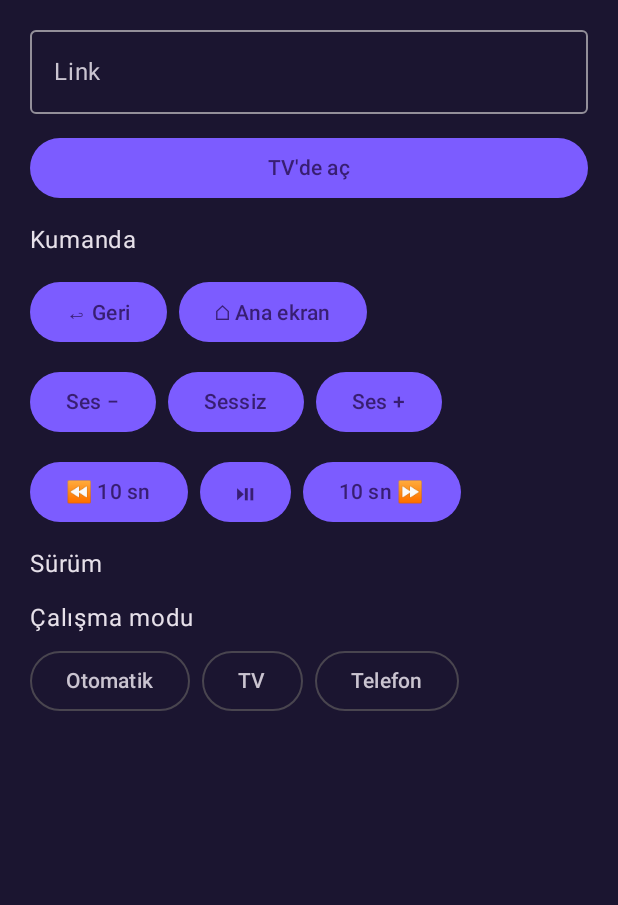
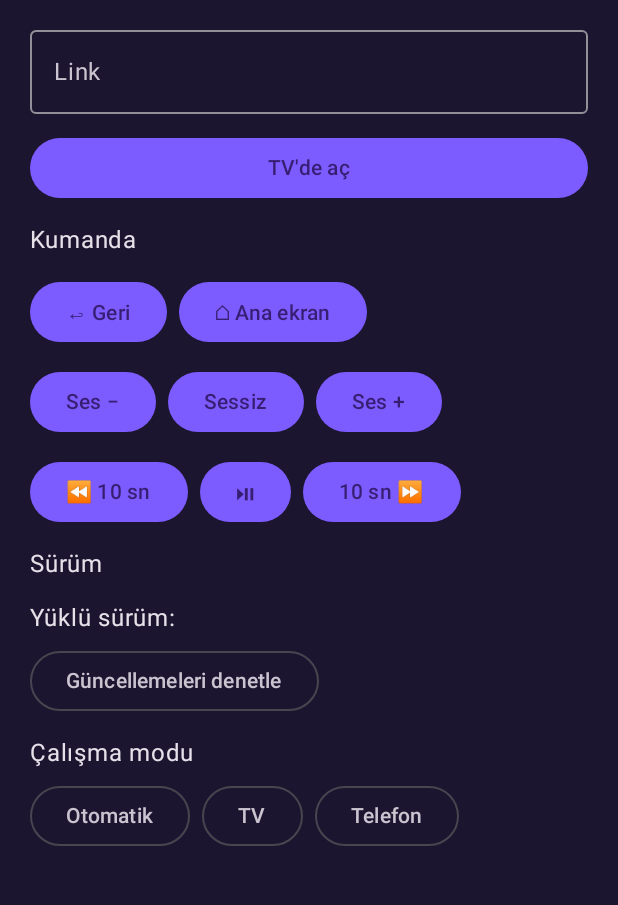
Before and after one commit to pirncedark/AfuRemote, an Android app built with Jetpack Compose: the screen it shows after launch (MainActivity), on a phone screen of 412 x 824 dp, the part 166-1071 px from its top. Run offline under Robolectric (Android 15) with nearby library versions, the light colour scheme and no system bars.

Commit message:
feat: add in-app updates and signed release workflow

```diff
--- a/app/src/main/java/com/afudm/afuremote/MainActivity.kt
+++ b/app/src/main/java/com/afudm/afuremote/MainActivity.kt
@@ -18,6 +18,7 @@ import com.afudm.afuremote.ui.AfuTheme
 import com.afudm.afuremote.tv.AfuTvService
 import com.afudm.afuremote.tv.TvHomeScreen
 import com.afudm.afuremote.phone.PhoneHomeScreen
+import com.afudm.afuremote.update.UpdateSection
 
 class MainActivity : ComponentActivity() {
     override fun onCreate(savedInstanceState: Bundle?) {
@@ -30,8 +31,8 @@ class MainActivity : ComponentActivity() {
                 LaunchedEffect(mode) { if (mode == AppMode.TV) AfuTvService.start(this@MainActivity) }
                 Surface(Modifier.fillMaxSize()) {
                     when (mode) {
-                        AppMode.TV -> TvHomeScreen(BuildConfig.VERSION_NAME, change)
-                        AppMode.PHONE -> PhoneHomeScreen(BuildConfig.VERSION_NAME, change)
+                        AppMode.TV -> TvHomeScreen(BuildConfig.VERSION_NAME, change) { UpdateSection(BuildConfig.VERSION_CODE, BuildConfig.VERSION_NAME) }
+                        AppMode.PHONE -> PhoneHomeScreen(BuildConfig.VERSION_NAME, change) { UpdateSection(BuildConfig.VERSION_CODE, BuildConfig.VERSION_NAME) }
                     }
                 }
             }
--- /dev/null
+++ b/app/src/main/java/com/afudm/afuremote/update/UpdateManager.kt
@@ -0,0 +1,42 @@
+package com.afudm.afuremote.update
+
+import android.content.Context
+import androidx.work.ExistingWorkPolicy
+import androidx.work.OneTimeWorkRequestBuilder
+import androidx.work.WorkManager
+import androidx.work.workDataOf
+import kotlinx.coroutines.Dispatchers
+import kotlinx.coroutines.withContext
+import okhttp3.OkHttpClient
+import okhttp3.Request
+import java.io.IOException
+import java.util.concurrent.TimeUnit
+
+object UpdateManager {
+    private const val API = "https://api.github.com/repos/pirncedark/AfuRemote/releases"
+    private const val PREFS = "afuremote_updates"
+    private const val LAST_CHECK = "last_check"
+    private const val DAY_MS = 24L * 60 * 60 * 1000
+    private val http = OkHttpClient.Builder().connectTimeout(10, TimeUnit.SECONDS).readTimeout(15, TimeUnit.SECONDS).build()
+
+    suspend fun check(currentVersionCode: Int): AppUpdate? = withContext(Dispatchers.IO) {
+        http.newCall(Request.Builder().url(API).header("Accept", "application/vnd.github+json").build()).execute().use { r ->
+            if (!r.isSuccessful) throw IOException("GitHub ${r.code}")
+            UpdateParser.latest(r.body?.string().orEmpty(), currentVersionCode)
+        }
+    }
+
+    fun shouldCheckAutomatically(context: Context): Boolean =
+        System.currentTimeMillis() - prefs(context).getLong(LAST_CHECK, 0L) >= DAY_MS
+
+    fun markChecked(context: Context) = prefs(context).edit().putLong(LAST_CHECK, System.currentTimeMillis()).apply()
+
+    fun enqueueDownload(context: Context, update: AppUpdate) {
+        val request = OneTimeWorkRequestBuilder<ApkDownloadWorker>()
+            .setInputData(workDataOf(ApkDownloadWorker.KEY_APK to update.apkUrl, ApkDownloadWorker.KEY_SHA to update.checksumUrl))
+            .build()
+        WorkManager.getInstance(context).enqueueUniqueWork("afuremote_update", ExistingWorkPolicy.REPLACE, request)
+    }
+
+    private fun prefs(context: Context) = context.getSharedPreferences(PREFS, Context.MODE_PRIVATE)
+}
--- /dev/null
+++ b/app/src/main/java/com/afudm/afuremote/update/UpdateSection.kt
@@ -0,0 +1,72 @@
+package com.afudm.afuremote.update
+
+import android.Manifest
+import android.content.pm.PackageManager
+import android.os.Build
+import android.widget.Toast
+import androidx.activity.compose.rememberLauncherForActivityResult
+import androidx.activity.result.contract.ActivityResultContracts
+import androidx.compose.foundation.layout.Arrangement
+import androidx.compose.foundation.layout.Column
+import androidx.compose.material3.AlertDialog
+import androidx.compose.material3.OutlinedButton
+import androidx.compose.material3.Text
+import androidx.compose.material3.TextButton
+import androidx.compose.runtime.Composable
+import androidx.compose.runtime.LaunchedEffect
+import androidx.compose.runtime.getValue
+import androidx.compose.runtime.mutableStateOf
+import androidx.compose.runtime.remember
+import androidx.compose.runtime.rememberCoroutineScope
+import androidx.compose.runtime.setValue
+import androidx.compose.ui.platform.LocalContext
+import androidx.compose.ui.unit.dp
+import kotlinx.coroutines.launch
+
+@Composable
+fun UpdateSection(versionCode: Int, versionName: String) {
+    val context = LocalContext.current
+    val scope = rememberCoroutineScope()
+    var status by remember { mutableStateOf("") }
+    var found by remember { mutableStateOf<AppUpdate?>(null) }
+    val notificationPermission = rememberLauncherForActivityResult(ActivityResultContracts.RequestPermission()) { }
+
+    LaunchedEffect(Unit) {
+        if (UpdateManager.shouldCheckAutomatically(context)) {
+            UpdateManager.markChecked(context)
+            runCatching { UpdateManager.check(versionCode) }.getOrNull()?.let { found = it }
+        }
+    }
+
+    Column(verticalArrangement = Arrangement.spacedBy(6.dp)) {
+        Text("Yüklü sürüm: $versionName")
+        OutlinedButton(onClick = {
+            scope.launch {
+                status = "Denetleniyor…"
+                runCatching { UpdateManager.check(versionCode) }
+                    .onSuccess { if (it == null) status = "Uygulama güncel" else { status = ""; found = it } }
+                    .onFailure { status = "Denetlenemedi — internet bağlantısını kontrol edin" }
+            }
+        }) { Text("Güncellemeleri denetle") }
+        if (status.isNotBlank()) Text(status)
+    }
+
+    found?.let { update ->
+        AlertDialog(
+            onDismissRequest = { found = null },
+            title = { Text("Yeni AfuRemote sürümü: ${update.versionName}") },
+            text = { Text(update.releaseNotes.take(400).ifBlank { "Hata düzeltmeleri ve iyileştirmeler." }) },
+            confirmButton = {
+                TextButton(onClick = {
+                    found = null
+                    if (Build.VERSION.SDK_INT >= 33 &&
+                        context.checkSelfPermission(Manifest.permission.POST_NOTIFICATIONS) != PackageManager.PERMISSION_GRANTED
+                    ) notificationPermission.launch(Manifest.permission.POST_NOTIFICATIONS)
+                    UpdateManager.enqueueDownload(context, update)
+                    Toast.makeText(context, "Güncelleme indiriliyor — bildirimden takip edebilirsiniz", Toast.LENGTH_LONG).show()
+                }) { Text("İndir ve kur") }
+            },
+            dismissButton = { TextButton(onClick = { found = null }) { Text("Sonra") } }
+        )
+    }
+}
--- /dev/null
+++ b/app/src/main/res/xml/file_paths.xml
@@ -0,0 +1,3 @@
+<paths>
+    <cache-path name="updates" path="." />
+</paths>
```
Also changed, not shown: app/src/main/AndroidManifest.xml (+7 -0 lines), app/src/main/java/com/afudm/afuremote/update/ApkDownloadWorker.kt (added, +101 -0 lines), app/src/main/java/com/afudm/afuremote/update/UpdateParser.kt (added, +62 -0 lines), 2 other files.
